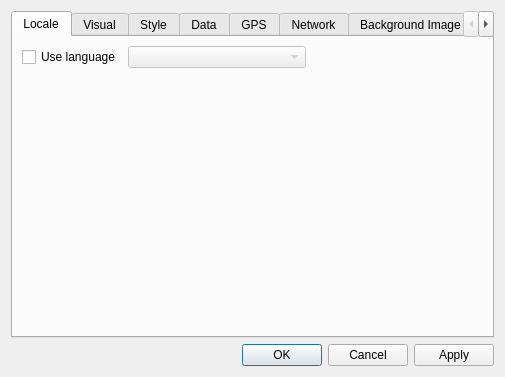
Old version of the form Preferences/PreferencesDialog.ui in the repository openstreetmap/merkaartor.
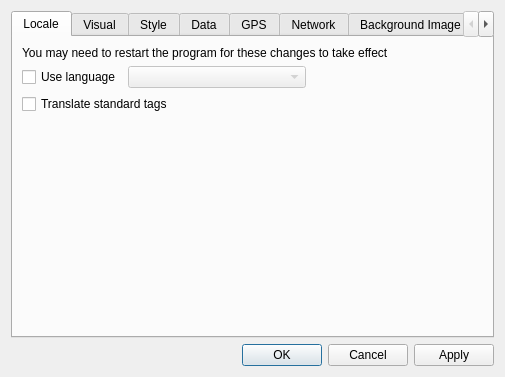
New version of the form.

```diff
--- a/Preferences/PreferencesDialog.ui
+++ b/Preferences/PreferencesDialog.ui
@@ -27,6 +27,13 @@
        <string>Locale</string>
       </attribute>
       <layout class="QVBoxLayout" name="verticalLayout" >
+       <item>
+        <widget class="QLabel" name="label_16" >
+         <property name="text" >
+          <string>You may need to restart the program for these changes to take effect</string>
+         </property>
+        </widget>
+       </item>
        <item>
         <layout class="QHBoxLayout" name="horizontalLayout_2" >
          <item>
@@ -64,6 +71,13 @@
          </item>
         </layout>
        </item>
+       <item>
+        <widget class="QCheckBox" name="TranslateTags" >
+         <property name="text" >
+          <string>Translate standard tags</string>
+         </property>
+        </widget>
+       </item>
        <item>
         <spacer name="verticalSpacer_3" >
          <property name="orientation" >
@@ -72,7 +86,7 @@
          <property name="sizeHint" stdset="0" >
           <size>
            <width>174</width>
-           <height>234</height>
+           <height>189</height>
           </size>
          </property>
         </spacer>
```
